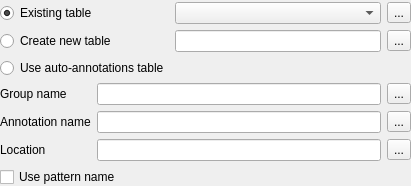
violethaze74/ugene, file src/corelibs/U2Gui/src/util/ui/CreateAnnotationNormalWidget.ui: the form before one commit.
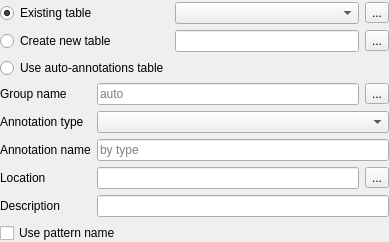
The form after the commit. Icons and pictures are not drawn.

Commit message: UGENE-3867 Make annotations creating dialog more convinient

Patch:
```diff
--- a/src/corelibs/U2Gui/src/util/ui/CreateAnnotationNormalWidget.ui
+++ b/src/corelibs/U2Gui/src/util/ui/CreateAnnotationNormalWidget.ui
@@ -6,8 +6,8 @@
    <rect>
     <x>0</x>
     <y>0</y>
-    <width>411</width>
-    <height>224</height>
+    <width>389</width>
+    <height>282</height>
    </rect>
   </property>
   <property name="sizePolicy">
@@ -114,73 +114,24 @@
       <property name="margin">
        <number>0</number>
       </property>
-      <item row="0" column="1">
-       <widget class="QLineEdit" name="leGroupName"/>
-      </item>
-      <item row="2" column="1">
-       <widget class="QLineEdit" name="leLocation">
-        <property name="toolTip">
-         <string>Annotation location in GenBank format</string>
-        </property>
-       </widget>
-      </item>
-      <item row="0" column="2">
-       <widget class="QToolButton" name="tbSelectGroupName">
-        <property name="toolTip">
-         <string>Predefined group names</string>
-        </property>
-        <property name="text">
-         <string>...</string>
-        </property>
-        <property name="icon">
-         <iconset resource="../../../U2Gui.qrc">
-          <normaloff>:/core/images/group_auto.png</normaloff>:/core/images/group_auto.png</iconset>
-        </property>
-       </widget>
-      </item>
-      <item row="0" column="0">
-       <widget class="QLabel" name="lblGroupName">
-        <property name="text">
-         <string>Group name</string>
-        </property>
-       </widget>
-      </item>
-      <item row="1" column="0">
-       <widget class="QLabel" name="lblAnnotationName">
-        <property name="text">
-         <string>Annotation name</string>
-        </property>
-       </widget>
-      </item>
-      <item row="1" column="1">
+      <item row="2" column="1" colspan="2">
        <widget class="QLineEdit" name="leAnnotationName">
         <property name="maxLength">
          <number>100</number>
         </property>
-       </widget>
-      </item>
-      <item row="1" column="2">
-       <widget class="QToolButton" name="tbSelectAnnotationName">
-        <property name="toolTip">
-         <string>Predefined annotation names</string>
+        <property name="placeholderText">
+         <string>by type</string>
         </property>
-        <property name="text">
-         <string>...</string>
-        </property>
-        <property name="icon">
-         <iconset resource="../../../U2Gui.qrc">
-          <normaloff>:/core/images/predefined_annotation_groups.png</normaloff>:/core/images/predefined_annotation_groups.png</iconset>
-        </property>
        </widget>
       </item>
-      <item row="2" column="0">
-       <widget class="QLabel" name="lblLocation">
-        <property name="text">
-         <string>Location</string>
+      <item row="0" column="1">
+       <widget class="QLineEdit" name="leGroupName">
+        <property name="placeholderText">
+         <string>auto</string>
         </property>
        </widget>
       </item>
-      <item row="2" column="2">
+      <item row="3" column="2">
        <widget class="QToolButton" name="tbDoComplement">
         <property name="toolTip">
          <string>Add/remove complement flag</string>
@@ -194,7 +145,17 @@
         </property>
        </widget>
       </item>
-      <item row="3" column="0" colspan="2">
+      <item row="3" column="0">
+       <widget class="QLabel" name="lblLocation">
+        <property name="text">
+         <string>Location</string>
+        </property>
+       </widget>
+      </item>
+      <item row="1" column="1" colspan="2">
+       <widget class="QComboBox" name="cbAnnotationType"/>
+      </item>
+      <item row="5" column="0" colspan="2">
        <widget class="QCheckBox" name="chbUsePatternNames">
         <property name="toolTip">
          <string>Use names of patterns as annotations names. In case the patterns are in FASTA format</string>
@@ -204,6 +165,58 @@
         </property>
        </widget>
       </item>
+      <item row="3" column="1">
+       <widget class="QLineEdit" name="leLocation">
+        <property name="toolTip">
+         <string>Annotation location in GenBank format</string>
+        </property>
+       </widget>
+      </item>
+      <item row="0" column="2">
+       <widget class="QToolButton" name="tbSelectGroupName">
+        <property name="toolTip">
+         <string>Predefined group names</string>
+        </property>
+        <property name="text">
+         <string>...</string>
+        </property>
+        <property name="icon">
+         <iconset resource="../../../U2Gui.qrc">
+          <normaloff>:/core/images/group_auto.png</normaloff>:/core/images/group_auto.png</iconset>
+        </property>
+       </widget>
+      </item>
+      <item row="0" column="0">
+       <widget class="QLabel" name="lblGroupName">
+        <property name="text">
+         <string>Group name</string>
+        </property>
+       </widget>
+      </item>
+      <item row="2" column="0">
+       <widget class="QLabel" name="lblAnnotationName">
+        <property name="text">
+         <string>Annotation name</string>
+        </property>
+       </widget>
+      </item>
+      <item row="1" column="0">
+       <widget class="QLabel" name="lblAnnotationType">
+        <property name="text">
+         <string>Annotation type</string>
+        </property>
+       </widget>
+      </item>
+      <item row="4" column="0">
+       <widget class="QLabel" name="lblDescription">
+        <property name="text">
+         <string>Description</string>
+        </property>
+       </widget>
+      </item>
+      <item row="4" column="1" colspan="2">
+       <widget class="QLineEdit" name="leDescription"/>
+      </item>
      </layout>
     </widget>
    </item>
```
Left out of the diff: 16 changed lines with no effect on the pictures. The commit also changes 92 other files.
